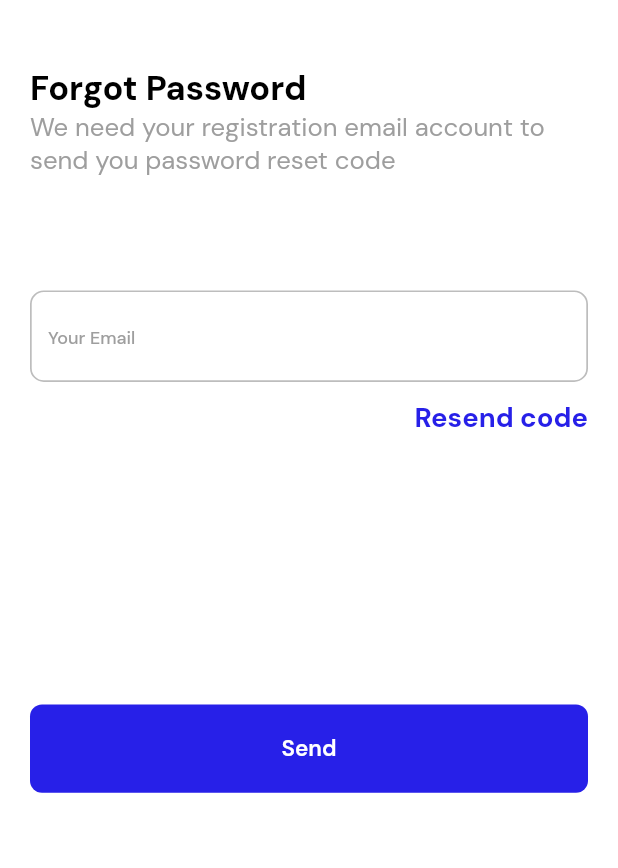
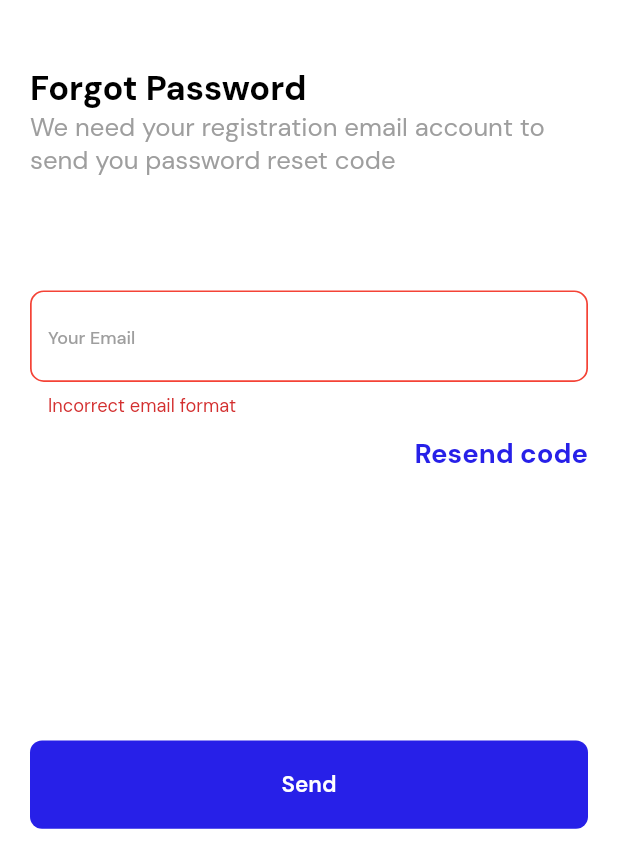
Before and after one commit to somtech123/Mediplus, a Flutter app: the ResetPassWord screen opened directly, after a tap on "Send", on a phone screen of 412 x 824 dp. Shown: the top 868 px of the screen. Run offline on Flutter 3.47's test engine with Material 2 defaults, Android fonts, the phone set to English and light mode, and no system bars; our stand-ins replace carousel_slider, cloud_firestore, dots_indicator, firebase_auth, firebase_core, flutter_screenutil and 10 more; missing offline and left inert: flutter_event_calendar, flutter_facebook_auth; accounts and stored records are empty.

Commit message:
finished authentication

```diff
--- a/lib/features/authentication/login/view/login.dart
+++ b/lib/features/authentication/login/view/login.dart
@@ -136,7 +136,7 @@ class LoginScreen extends StatelessWidget {
                     height: 50.h,
                   ),
                   const CustomDivider(),
-                  const SocialMediaButton()
+                  SocialMediaButton()
                 ],
               ),
             ),
--- /dev/null
+++ b/lib/features/authentication/reset/controller/reset_controller.dart
@@ -0,0 +1,40 @@
+import 'package:flutter/material.dart';
+import 'package:get/get.dart';
+
+import '../../../../core/services/authentication/usecase.dart';
+import '../../../../core/shared_widgets/alert_widget.dart';
+import '../../../../core/shared_widgets/loading_widgets.dart';
+import '../../../../core/shared_widgets/snack_bar.dart';
+import '../../login/view/login.dart';
+
+class ResetController extends GetxController {
+  final AuthServices _authservices = AuthServices();
+
+  var emailController = TextEditingController();
+
+  clearError(RxString val) => val.value = '';
+  RxString emailErrorText = ''.obs;
+
+  resetPassword() async {
+    showLoading(Get.context!);
+    String res = await _authservices.resetPassword(emailController.text);
+    Get.back();
+    if (res == 'success') {
+      showSuccessSnackBar(
+          "Reset Password", "Password resent link has been sent to your email");
+      Get.offAll(() => LoginScreen());
+    } else {
+      showErrorAlertWidget(Get.context!, message: res);
+    }
+  }
+
+  validateInput() {
+    if (!emailController.text.trim().isEmail) {
+      emailErrorText.value = 'Incorrect email format';
+    } else if (emailController.text.trim().isEmpty) {
+      emailErrorText.value = 'Please enter your email';
+    } else {
+      resetPassword();
+    }
+  }
+}
--- a/lib/features/authentication/reset/view/reset_password.dart
+++ b/lib/features/authentication/reset/view/reset_password.dart
@@ -1,12 +1,15 @@
 import 'package:flutter/material.dart';
 import 'package:flutter_screenutil/flutter_screenutil.dart';
+import 'package:get/get.dart';
 
 import '../../../../core/constant/appcolor.dart';
 import '../../../../core/shared_widgets/custom_textfield.dart';
 import '../../../../core/shared_widgets/primary_button.dart';
+import '../controller/reset_controller.dart';
 
 class ResetPassWord extends StatelessWidget {
-  const ResetPassWord({super.key});
+  ResetPassWord({super.key});
+  var ctr = Get.put(ResetController());
 
   @override
   Widget build(BuildContext context) {
@@ -46,8 +49,13 @@ class ResetPassWord extends StatelessWidget {
                   ),
                 ),
                 SizedBox(height: 50.h),
-                CustomBorderTextField(
-                  hintText: 'Your Email',
+                Obx(
+                  () => CustomBorderTextField(
+                    hintText: 'Your Email',
+                    controller: ctr.emailController,
+                    onChanged: (p) => ctr.clearError(ctr.emailErrorText),
+                    errorMessage: ctr.emailErrorText.value,
+                  ),
                 ),
                 SizedBox(height: 10.h),
                 Row(
@@ -68,7 +76,11 @@ class ResetPassWord extends StatelessWidget {
                 SizedBox(
                   height: 150.h,
                 ),
-                PrimaryButton(label: 'Send', onPressed: () {}),
+                PrimaryButton(
+                    label: 'Send',
+                    onPressed: () {
+                      ctr.validateInput();
+                    }),
               ],
             ),
           ),
--- a/lib/features/authentication/sign_up/view/signup.dart
+++ b/lib/features/authentication/sign_up/view/signup.dart
@@ -135,7 +135,8 @@ class SignUPSceen extends StatelessWidget {
                   height: 50.h,
                 ),
                 const CustomDivider(),
-                const SocialMediaButton()
+
+                /// SocialMediaButton()
               ],
             ),
           ),
--- a/pubspec.yaml
+++ b/pubspec.yaml
@@ -55,6 +55,8 @@ dependencies:
   firebase_core: ^2.3.0
   firebase_messaging:
   firebase_auth: ^4.9.0
+  google_sign_in: ^6.1.5
+  flutter_facebook_auth: ^6.0.1
 
   intl_phone_field: ^3.1.0
 
```
Also changed, not shown: lib/core/services/authentication/usecase.dart (+111 -0 lines), lib/core/shared_widgets/snack_bar.dart (added, +41 -0 lines), lib/features/authentication/login/controller/login_controller.dart (+45 -0 lines), lib/features/authentication/login/controller/social_media_controller.dart (added, +23 -0 lines), lib/features/authentication/sign_up/view/success.dart (+6 -1 lines), lib/features/authentication/widget/social_media_widget.dart (+10 -3 lines), pubspec.lock, 6 other files.
